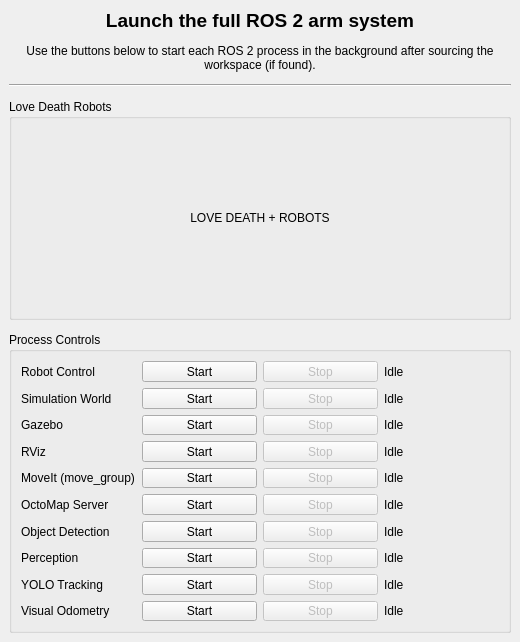
First picture: the form in src/tools/arm_gui_tools/ui/full_system_launcher.ui, repository LD-Robots/ldr-harambe-arms-sim2real, before the edit.
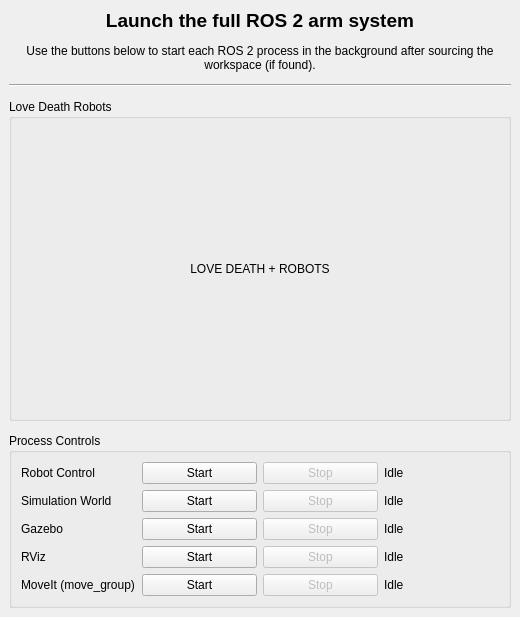
Second picture: the form after the edit.

Commit message: Remove unused tools and external server support from GUI launcher

```diff
--- a/src/tools/arm_gui_tools/ui/full_system_launcher.ui
+++ b/src/tools/arm_gui_tools/ui/full_system_launcher.ui
@@ -253,162 +253,6 @@
                                     </property>
                                 </widget>
                             </item>
-                            <item row="5" column="0">
-                                <widget class="QLabel" name="label_octomap_name">
-                                    <property name="text">
-                                        <string>OctoMap Server</string>
-                                    </property>
-                                </widget>
-                            </item>
-                            <item row="5" column="1">
-                                <widget class="QPushButton" name="button_octomap_start">
-                                    <property name="text">
-                                        <string>Start</string>
-                                    </property>
-                                </widget>
-                            </item>
-                            <item row="5" column="2">
-                                <widget class="QPushButton" name="button_octomap_stop">
-                                    <property name="enabled">
-                                        <bool>false</bool>
-                                    </property>
-                                    <property name="text">
-                                        <string>Stop</string>
-                                    </property>
-                                </widget>
-                            </item>
-                            <item row="5" column="3">
-                                <widget class="QLabel" name="label_octomap_status">
-                                    <property name="text">
-                                        <string>Idle</string>
-                                    </property>
-                                </widget>
-                            </item>
-                            <item row="6" column="0">
-                                <widget class="QLabel" name="label_object_detection_name">
-                                    <property name="text">
-                                        <string>Object Detection</string>
-                                    </property>
-                                </widget>
-                            </item>
-                            <item row="6" column="1">
-                                <widget class="QPushButton" name="button_object_detection_start">
-                                    <property name="text">
-                                        <string>Start</string>
-                                    </property>
-                                </widget>
-                            </item>
-                            <item row="6" column="2">
-                                <widget class="QPushButton" name="button_object_detection_stop">
-                                    <property name="enabled">
-                                        <bool>false</bool>
-                                    </property>
-                                    <property name="text">
-                                        <string>Stop</string>
-                                    </property>
-                                </widget>
-                            </item>
-                            <item row="6" column="3">
-                                <widget class="QLabel" name="label_object_detection_status">
-                                    <property name="text">
-                                        <string>Idle</string>
-                                    </property>
-                                </widget>
-                            </item>
-
-                            <item row="7" column="0">
-                                <widget class="QLabel" name="label_perception_name">
-                                    <property name="text">
-                                        <string>Perception</string>
-                                    </property>
-                                </widget>
-                            </item>
-                            <item row="7" column="1">
-                                <widget class="QPushButton" name="button_perception_start">
-                                    <property name="text">
-                                        <string>Start</string>
-                                    </property>
-                                </widget>
-                            </item>
-                            <item row="7" column="2">
-                                <widget class="QPushButton" name="button_perception_stop">
-                                    <property name="enabled">
-                                        <bool>false</bool>
-                                    </property>
-                                    <property name="text">
-                                        <string>Stop</string>
-                                    </property>
-                                </widget>
-                            </item>
-                            <item row="7" column="3">
-                                <widget class="QLabel" name="label_perception_status">
-                                    <property name="text">
-                                        <string>Idle</string>
-                                    </property>
-                                </widget>
-                            </item>
-                            <item row="8" column="0">
-                                <widget class="QLabel" name="label_yolo_name">
-                                    <property name="text">
-                                        <string>YOLO Tracking</string>
-                                    </property>
-                                </widget>
-                            </item>
-                            <item row="8" column="1">
-                                <widget class="QPushButton" name="button_yolo_start">
-                                    <property name="text">
-                                        <string>Start</string>
-                                    </property>
-                                </widget>
-                            </item>
-                            <item row="8" column="2">
-                                <widget class="QPushButton" name="button_yolo_stop">
-                                    <property name="enabled">
-                                        <bool>false</bool>
-                                    </property>
-                                    <property name="text">
-                                        <string>Stop</string>
-                                    </property>
-                                </widget>
-                            </item>
-                            <item row="8" column="3">
-                                <widget class="QLabel" name="label_yolo_status">
-                                    <property name="text">
-                                        <string>Idle</string>
-                                    </property>
-                                </widget>
-                            </item>
-                            <item row="9" column="0">
-                                <widget class="QLabel" name="label_vo_name">
-                                    <property name="text">
-                                        <string>Visual Odometry</string>
-                                    </property>
-                                </widget>
-                            </item>
-                            <item row="9" column="1">
-                                <widget class="QPushButton" name="button_vo_start">
-                                    <property name="text">
-                                        <string>Start</string>
-                                    </property>
-                                </widget>
-                            </item>
-                            <item row="9" column="2">
-                                <widget class="QPushButton" name="button_vo_stop">
-                                    <property name="enabled">
-                                        <bool>false</bool>
-                                    </property>
-                                    <property name="text">
-                                        <string>Stop</string>
-                                    </property>
-                                </widget>
-                            </item>
-                            <item row="9" column="3">
-                                <widget class="QLabel" name="label_vo_status">
-                                    <property name="text">
-                                        <string>Idle</string>
-                                    </property>
-                                </widget>
-                            </item>
                         </layout>
                     </widget>
                 </item>
```
The commit also changes 2 other files.
